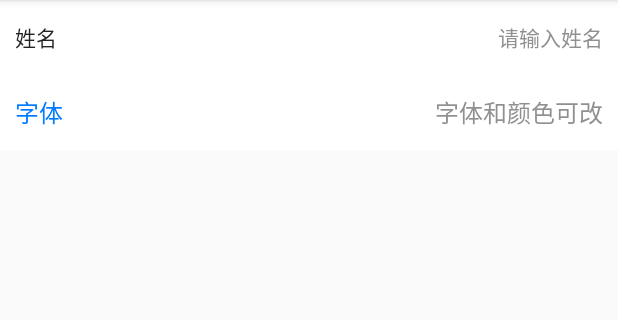
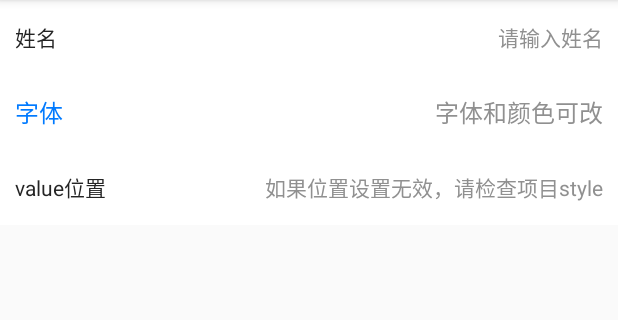
Before and after one commit to Yugurs/SimpleCustomWidget, an Android app: the MyFieldAct screen opened directly, with no data from a screen before it, on a phone screen of 412 x 824 dp, the part 84-404 px from its top. Run offline under Robolectric (Android 15) with nearby library versions, the phone set to English and light mode, and no system bars.

Commit message:
修改field属性
修改field属性

```diff
--- a/app/src/main/res/layout/myfield_act.xml
+++ b/app/src/main/res/layout/myfield_act.xml
@@ -20,4 +20,11 @@
         app:fieldSize="16px"
         app:fieldHints="字体和颜色可改" />
 
+    <com.yugurs.sui.field.SCWField
+        android:layout_width="match_parent"
+        android:layout_height="@dimen/dp_50"
+        app:fieldLable="value位置"
+        app:fieldHints="如果位置设置无效，请检查项目style"
+        app:valueGravity="right|center_vertical"/>
+
 </LinearLayout>
--- a/sui_lib/src/main/java/com/yugurs/sui/field/SCWField.java
+++ b/sui_lib/src/main/java/com/yugurs/sui/field/SCWField.java
@@ -4,6 +4,7 @@ import android.content.Context;
 import android.content.res.TypedArray;
 import android.text.InputType;
 import android.util.AttributeSet;
+import android.view.Gravity;
 import android.view.LayoutInflater;
 import android.widget.LinearLayout;
 import android.widget.TextView;
@@ -47,6 +48,9 @@ public class SCWField extends LinearLayout {
             if (value != ""){
                 value(value);
             }
+
+            int gravity = attributes.getInteger(R.styleable.SCWField_valueGravity, Gravity.RIGHT|Gravity.CENTER_VERTICAL);
+            gravity(gravity);
 
             float fieldSize = attributes.getDimension(R.styleable.SCWField_fieldSize, 14);
             size(fieldSize);
@@ -102,6 +106,10 @@ public class SCWField extends LinearLayout {
          mEditText.setText(value);
     }
 
+    public void gravity(int gravity){
+        mEditText.setGravity(gravity);
+    }
+
     public String getValue(){
         return mEditText.getText().toString().trim();
     }
--- a/sui_lib/src/main/res/layout/swcfield_layout.xml
+++ b/sui_lib/src/main/res/layout/swcfield_layout.xml
@@ -24,8 +24,9 @@
             android:layout_width="match_parent"
             android:layout_height="match_parent"
             android:layout_marginRight="@dimen/dp_10"
-            android:gravity="right|center_vertical"
-            android:background="@android:color/transparent"/>
+            android:background="@android:color/transparent"
+            android:textCursorDrawable="@null"
+            android:text="1231"/>
 
     </LinearLayout>
 
--- a/sui_lib/src/main/res/layout/test.xml
+++ b/sui_lib/src/main/res/layout/test.xml
@@ -18,5 +18,10 @@
        app:title="姓名"
        />
 
+   <com.yugurs.sui.field.SCWField
+       android:layout_width="match_parent"
+       android:layout_height="@dimen/dp_50"
+       app:fieldValue="123456"/>
+
 
 </LinearLayout>
```
Also changed, not shown: sui_lib/src/main/res/values/attrs.xml (+36 -0 lines).
